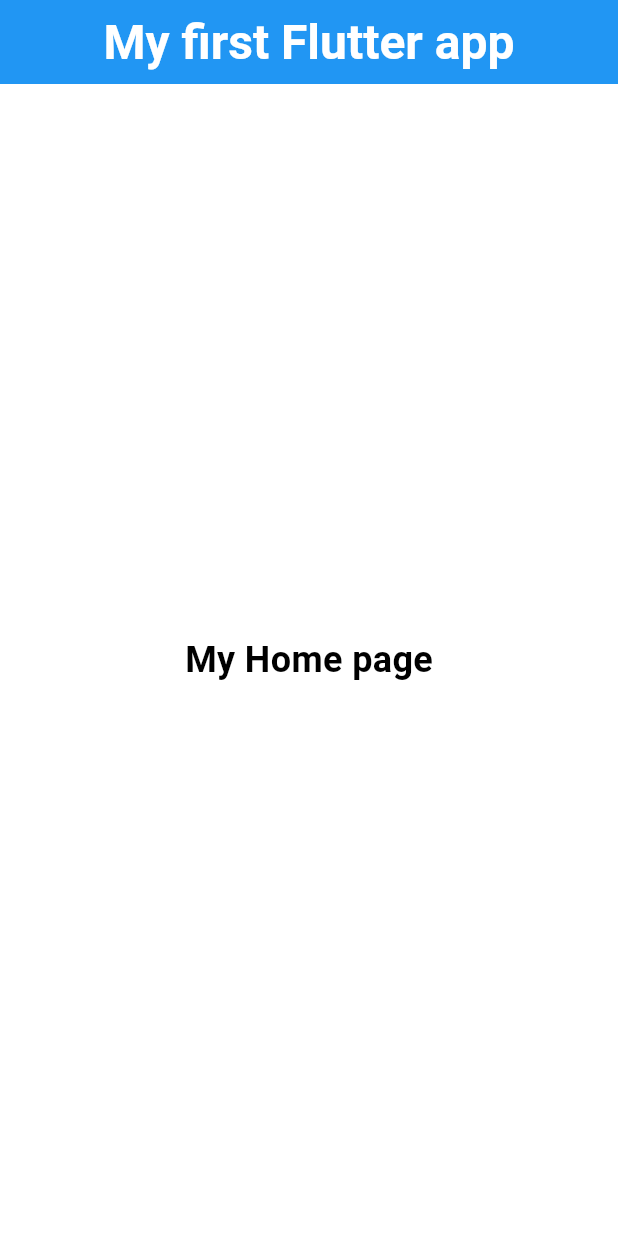
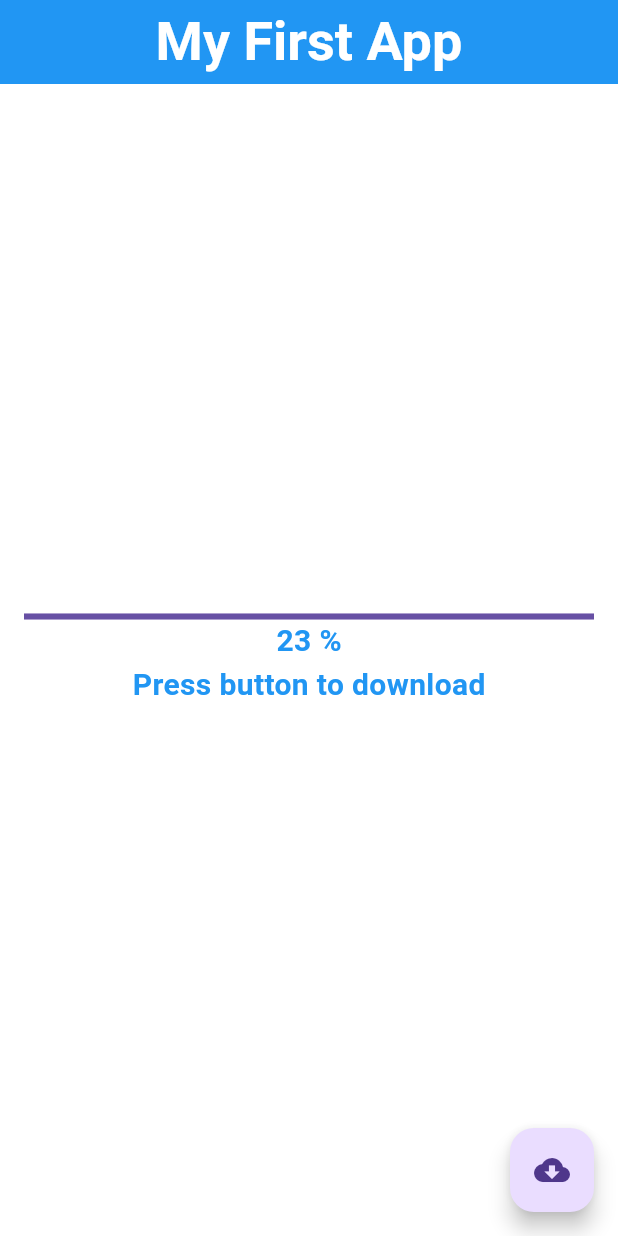
Before and after one commit to iwebnal/flutter_first, a Flutter app: the screen it shows after launch, on a phone screen of 412 x 824 dp. Run offline on Flutter 3.47's test engine with Material 3 defaults, Android fonts, the phone set to English and light mode, and no system bars.

Commit message:
Create my first Stateless widget

```diff
--- a/lib/main.dart
+++ b/lib/main.dart
@@ -1,32 +1,56 @@
 import 'package:flutter/material.dart';
 
 void main() {
-  runApp(
-    MaterialApp(
+  runApp(MyFirstApp());
+}
+
+class MyFirstApp extends StatelessWidget {
+  @override
+  Widget build(BuildContext context) {
+    return MaterialApp(
       home: Scaffold(
         backgroundColor: Colors.white,
         appBar: AppBar(
+          backgroundColor: Colors.blue,
           title: Text(
-              "My first Flutter app",
+            "My First App",
+            style: TextStyle(
+                color: Colors.white, fontWeight: FontWeight.bold, fontSize: 36),
           ),
-            backgroundColor: Colors.blue,
           centerTitle: true,
-            titleTextStyle: TextStyle(
-              color: Colors.white,
-              fontSize: 32,
+        ),
+        body: Center(
+          child: Container(
+            padding: EdgeInsets.all(16),
+            child: Column(
+              mainAxisAlignment: MainAxisAlignment.center,
+              children: <Widget>[
+                LinearProgressIndicator(value: 23),
+                Text(
+                  "23 %",
+                  style: TextStyle(
+                    color: Colors.blue,
+                    fontSize: 20,
                     fontWeight: FontWeight.bold,
                   ),
                 ),
-          body: Center(
-            child: Text(
-              "My Home page",
+                Text(
+                  "Press button to download",
                   style: TextStyle(
-                fontSize: 24,
-                color: Colors.black,
+                    color: Colors.blue,
+                    fontSize: 20,
                     fontWeight: FontWeight.bold,
                   ),
                 ),
-          )),
+              ],
+            ),
+          ),
+        ),
+        floatingActionButton: FloatingActionButton(
+          onPressed: null,
+          child: Icon(Icons.cloud_download),
+        ),
       ),
     );
   }
+}
```
Lines whose indentation alone changed are shown as unchanged.
